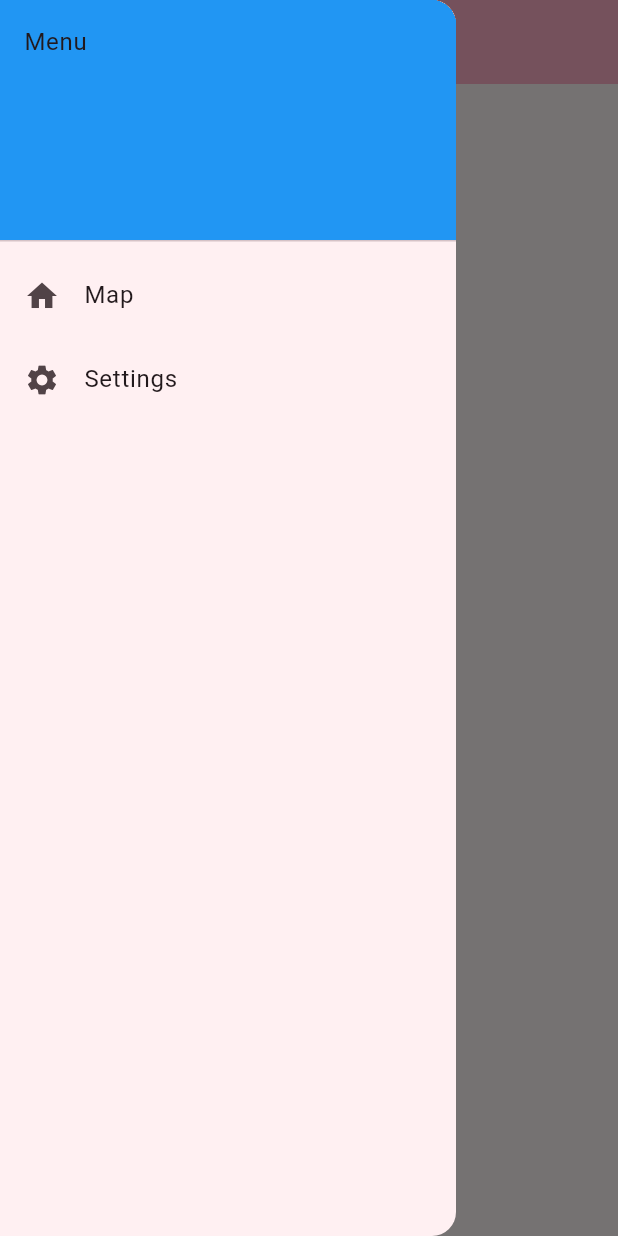
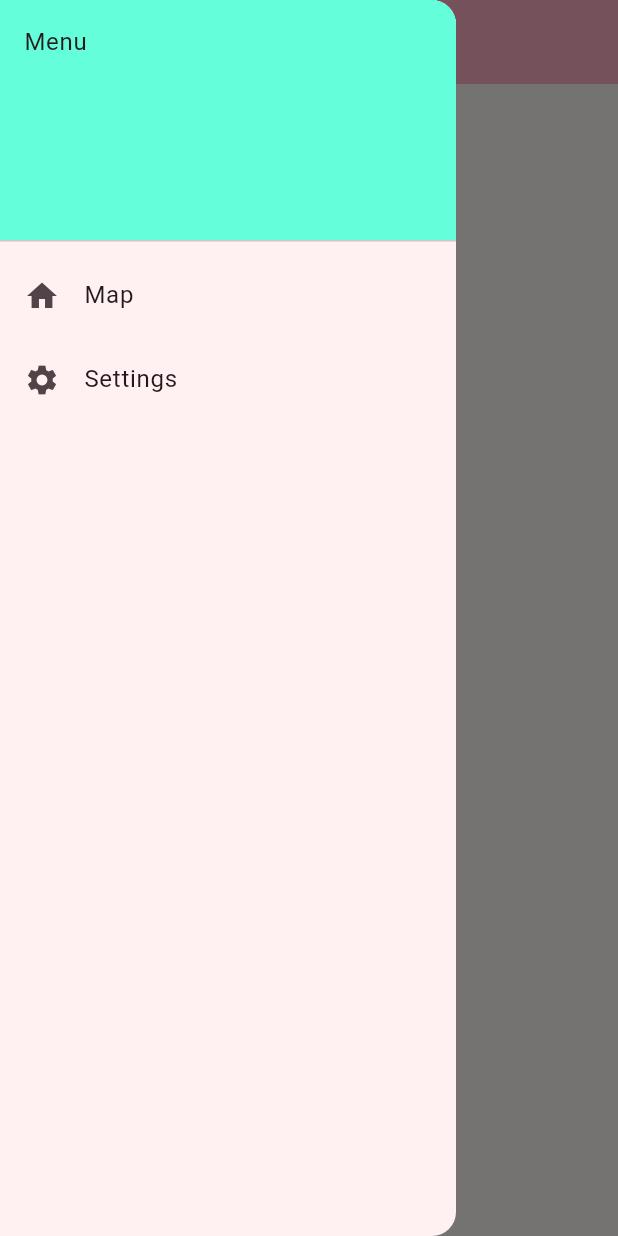
Before and after one commit to dcsrock1/Tac-Map, a Flutter app: the SettingsPage screen opened directly, with the side drawer open, on a phone screen of 412 x 824 dp. Run offline on Flutter 3.47's test engine with Material 3 defaults, Android fonts, the phone set to English and light mode, and no system bars.

Commit message:
colour change

```diff
--- a/lib/map.dart
+++ b/lib/map.dart
@@ -26,7 +26,7 @@ class _MapPageState extends State<MapPage> {
           children: [
             const DrawerHeader(
                 decoration: BoxDecoration(
-                  color: Colors.blue,
+                  color: Colors.tealAccent,
                 ),
                 child: Text("Menu")),
             ListTile(
--- a/lib/settings.dart
+++ b/lib/settings.dart
@@ -26,7 +26,7 @@ class _SettingsPageState extends State<SettingsPage> {
           children: [
             const DrawerHeader(
                 decoration: BoxDecoration(
-                  color: Colors.blue,
+                  color: Colors.tealAccent,
                 ),
                 child: Text("Menu")),
             ListTile(
```
